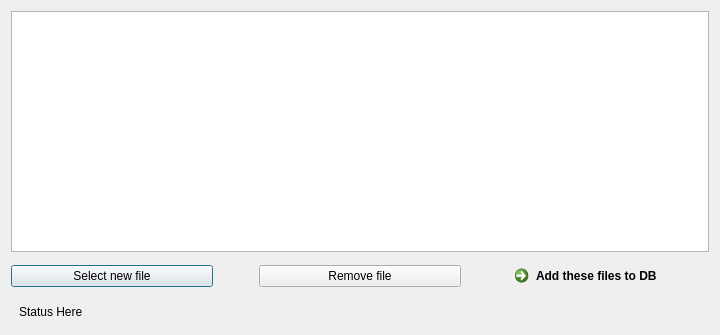
First picture: the form in Gui/Dialogs/DialogAddNewFile.ui, repository fxdeniz/NeSync, before the edit.
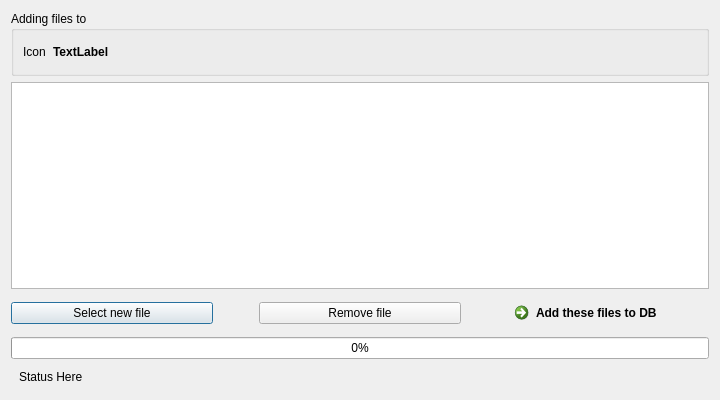
Second picture: the form after the edit.

Patch:
```diff
--- a/Gui/Dialogs/DialogAddNewFile.ui
+++ b/Gui/Dialogs/DialogAddNewFile.ui
@@ -7,7 +7,7 @@
     <x>0</x>
     <y>0</y>
     <width>720</width>
-    <height>335</height>
+    <height>400</height>
    </rect>
   </property>
   <property name="minimumSize">
@@ -20,6 +20,53 @@
    <string>Dialog</string>
   </property>
   <layout class="QVBoxLayout" name="verticalLayout">
+   <item>
+    <widget class="QGroupBox" name="groupBox">
+     <property name="title">
+      <string>Adding files to</string>
+     </property>
+     <layout class="QHBoxLayout" name="horizontalLayout">
+      <item>
+       <widget class="QLabel" name="labelTargetFolderIcon">
+        <property name="minimumSize">
+         <size>
+          <width>24</width>
+          <height>24</height>
+         </size>
+        </property>
+        <property name="text">
+         <string>Icon</string>
+        </property>
+       </widget>
+      </item>
+      <item>
+       <widget class="QLabel" name="labelTargetFolder">
+        <property name="font">
+         <font>
+          <bold>true</bold>
+         </font>
+        </property>
+        <property name="text">
+         <string>TextLabel</string>
+        </property>
+       </widget>
+      </item>
+      <item>
+       <spacer name="horizontalSpacer_3">
+        <property name="orientation">
+         <enum>Qt::Horizontal</enum>
+        </property>
+        <property name="sizeHint" stdset="0">
+         <size>
+          <width>40</width>
+          <height>20</height>
+         </size>
+        </property>
+       </spacer>
+      </item>
+     </layout>
+    </widget>
+   </item>
    <item>
     <widget class="QTableView" name="tableView">
      <property name="editTriggers">
@@ -111,6 +158,13 @@
      </item>
     </layout>
    </item>
+   <item>
+    <widget class="QProgressBar" name="progressBar">
+     <property name="value">
+      <number>0</number>
+     </property>
+    </widget>
+   </item>
    <item>
     <widget class="QLabel" name="labelStatus">
      <property name="styleSheet">
```
